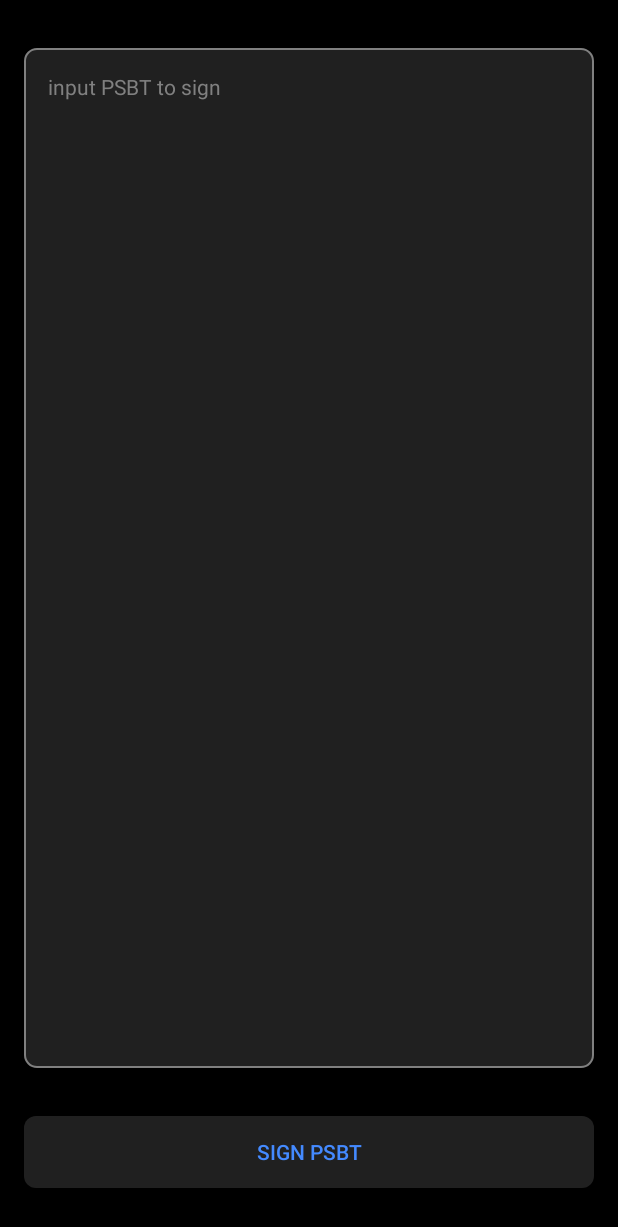
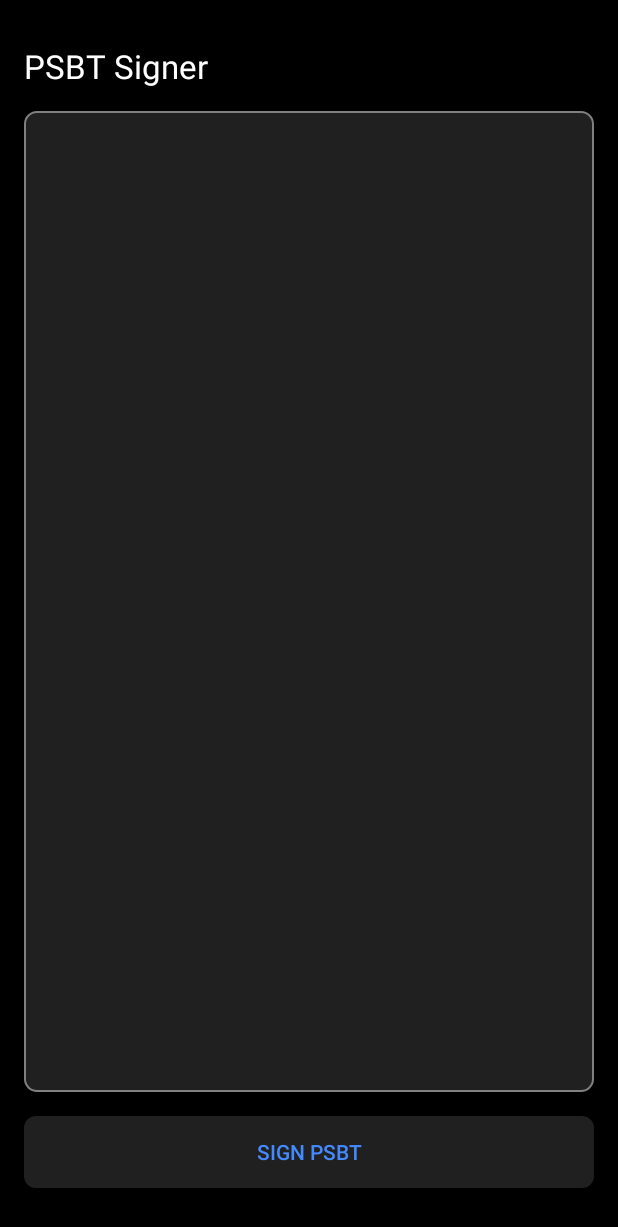
Before and after one commit to shannona/GordianSigner-Android, an Android app: the layout activity_psbt_sign.xml on its own in the app's theme, with its tools: preview values and no code run, on a phone screen of 412 x 824 dp. Shown: the top 1227 px of the screen. Run offline under Robolectric (Android 15) with nearby library versions, the phone set to English and light mode, and no system bars.

Commit message:
move psbt signing as launching screen

```diff
--- a/app/src/main/AndroidManifest.xml
+++ b/app/src/main/AndroidManifest.xml
@@ -14,12 +14,11 @@
         android:roundIcon="@mipmap/ic_launcher_round"
         android:supportsRtl="true"
         android:theme="@style/AppTheme">
-        <activity android:name=".ui.sign.PsbtSignActivity" />
         <activity android:name=".ui.account.add_account.AddAccountActivity" />
         <activity android:name=".ui.share_account.ShareAccountMapActivity" />
         <activity android:name=".ui.account.AccountsActivity" />
         <activity android:name=".ui.scan.QRScannerActivity" />
-        <activity android:name=".ui.main.MainActivity">
+        <activity android:name=".ui.sign.PsbtSignActivity">
             <intent-filter>
                 <action android:name="android.intent.action.MAIN" />
 
--- a/app/src/main/java/com/bc/gordiansigner/di/ActivityBuilderModule.kt
+++ b/app/src/main/java/com/bc/gordiansigner/di/ActivityBuilderModule.kt
@@ -4,8 +4,6 @@ import com.bc.gordiansigner.ui.account.AccountsActivity
 import com.bc.gordiansigner.ui.account.AccountsModule
 import com.bc.gordiansigner.ui.account.add_account.AddAccountActivity
 import com.bc.gordiansigner.ui.account.add_account.AddAccountModule
-import com.bc.gordiansigner.ui.main.MainActivity
-import com.bc.gordiansigner.ui.main.MainModule
 import com.bc.gordiansigner.ui.scan.QRScannerActivity
 import com.bc.gordiansigner.ui.scan.QRScannerModule
 import com.bc.gordiansigner.ui.share_account.ShareAccountMapActivity
@@ -17,10 +15,6 @@ import dagger.android.ContributesAndroidInjector
 
 @Module
 abstract class ActivityBuilderModule {
-
-    @ContributesAndroidInjector(modules = [MainModule::class])
-    @ActivityScope
-    internal abstract fun bindMainActivity(): MainActivity
 
     @ContributesAndroidInjector(modules = [ShareAccountMapModule::class])
     @ActivityScope
--- a/app/src/main/res/layout/activity_psbt_sign.xml
+++ b/app/src/main/res/layout/activity_psbt_sign.xml
@@ -5,16 +5,28 @@
     android:layout_height="match_parent"
     android:background="@color/colorPrimary">
 
+    <androidx.appcompat.widget.AppCompatTextView
+        android:id="@+id/tvTitle"
+        android:layout_width="wrap_content"
+        android:layout_height="wrap_content"
+        android:layout_marginHorizontal="16dp"
+        android:layout_marginVertical="32dp"
+        android:includeFontPadding="false"
+        android:text="@string/psbt_signer"
+        android:textColor="@color/white"
+        android:textSize="22sp"
+        app:layout_constraintStart_toStartOf="parent"
+        app:layout_constraintTop_toTopOf="parent" />
+
     <androidx.appcompat.widget.AppCompatEditText
         android:id="@+id/editText"
         android:layout_width="match_parent"
         android:layout_height="0dp"
         android:layout_marginHorizontal="16dp"
-        android:layout_marginVertical="32dp"
+        android:layout_marginVertical="16dp"
         android:background="@drawable/bordered_grey_rounded_background"
         android:enabled="false"
         android:gravity="top"
-        android:hint="@string/input_psbt_to_sign"
         android:padding="16dp"
         android:textColor="@color/white"
         android:textColorHint="@color/gray"
@@ -22,7 +34,7 @@
         app:layout_constraintBottom_toTopOf="@id/buttonNext"
         app:layout_constraintEnd_toStartOf="@+id/buttonNext"
         app:layout_constraintStart_toStartOf="parent"
-        app:layout_constraintTop_toTopOf="parent" />
+        app:layout_constraintTop_toBottomOf="@id/tvTitle" />
 
     <androidx.appcompat.widget.AppCompatButton
         android:id="@+id/buttonNext"
--- a/app/src/main/res/values/strings.xml
+++ b/app/src/main/res/values/strings.xml
@@ -5,7 +5,6 @@
     <string name="import_account">Import Account</string>
     <string name="sign_psbt">Sign PSBT</string>
     <string name="input_your_account_map_json">Input your account map json</string>
-    <string name="input_psbt_to_sign">input PSBT to sign</string>
     <string name="input_your_12_recovery_words">input your 12 recovery words</string>
     <string name="import_failed_please_review_your_12">Import failed, please review your 12 recovery words and try again!</string>
     <string name="fill">FILL</string>
@@ -41,8 +40,10 @@
     <string name="qr_code">QR code</string>
     <string name="save_as_psbt_file">Save as .psbt file</string>
     <string name="add_signer">Add Signer</string>
+    <string name="psbt_signer">PSBT Signer</string>
 
     <string name="add_word_format">add word #%1$d</string>
     <string name="seed_words_encrypted_and_saved">Seed words encrypted and saved 🔐</string>
     <string name="some_thing_went_wrong_your_seed_words_were_not_saved">Something went wrong, your seed words were not saved!</string>
+    <string name="copied">Copied</string>
 </resources>
```
Also changed, not shown: app/src/main/java/com/bc/gordiansigner/ui/main/MainActivity.kt (deleted, +0 -72 lines), app/src/main/java/com/bc/gordiansigner/ui/main/MainModule.kt (deleted, +0 -24 lines), app/src/main/java/com/bc/gordiansigner/ui/main/MainViewModel.kt (deleted, +0 -23 lines), app/src/main/java/com/bc/gordiansigner/ui/share_account/ShareAccountMapActivity.kt (+2 -5 lines), app/src/main/java/com/bc/gordiansigner/ui/sign/PsbtSignActivity.kt (+8 -7 lines), app/src/main/res/menu/common_menu.xml (+6 -13 lines).
